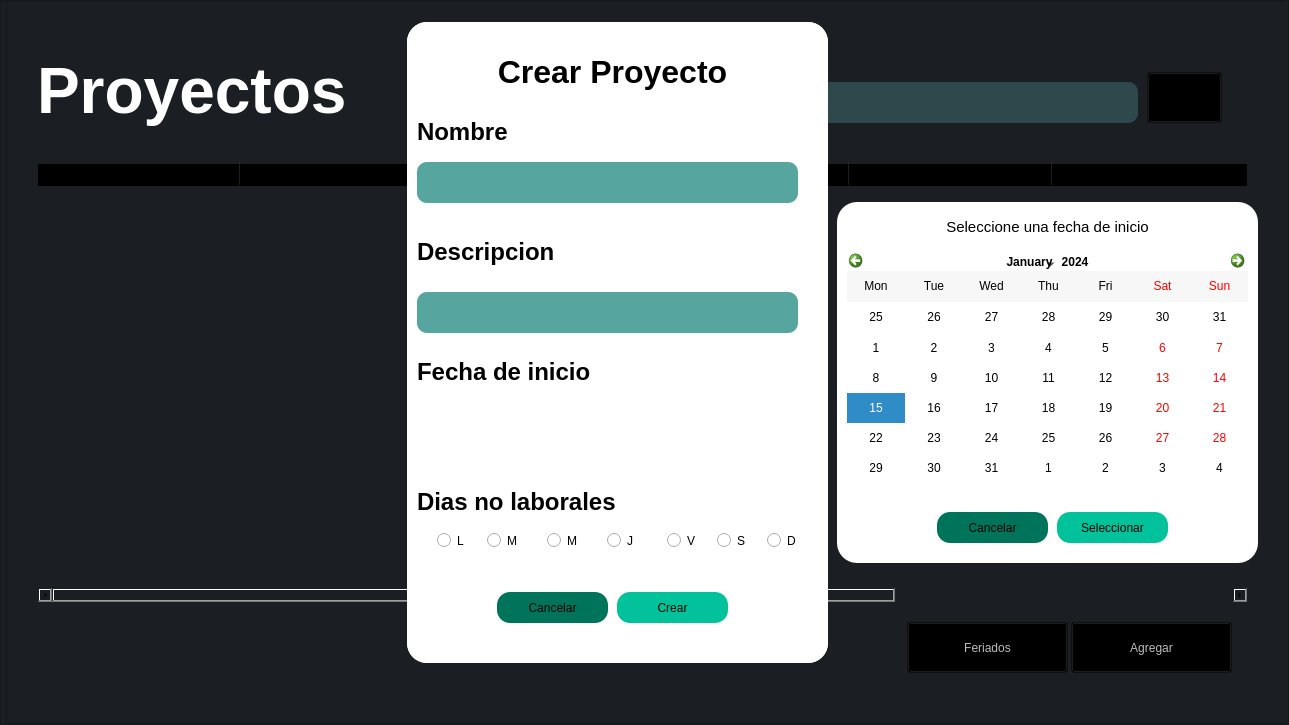
The window that ui/vistaproyectosmai.ui (rojasalexander/AdministradorProyectosFacultad) describes before a commit, drawn with Qt 5.
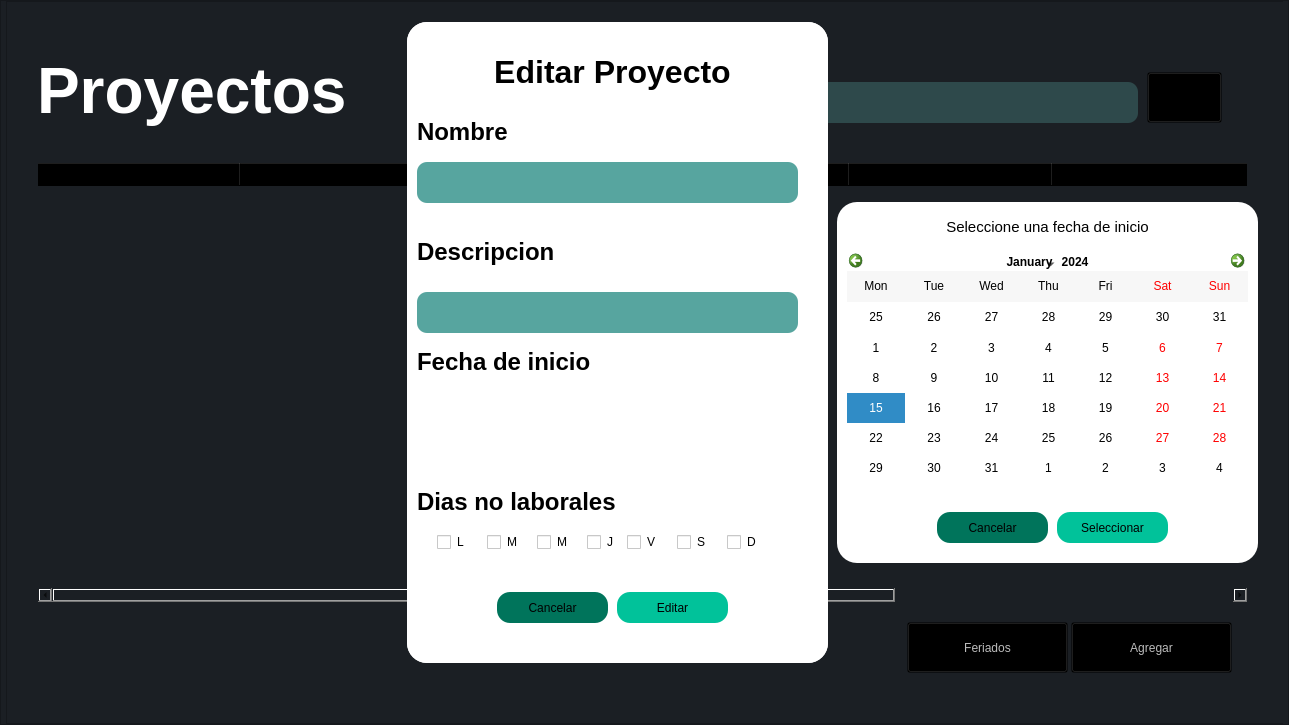
The same window after the commit. Icons and pictures are not drawn.

```diff
--- a/ui/vistaproyectosmai.ui
+++ b/ui/vistaproyectosmai.ui
@@ -549,32 +549,6 @@
               <string>&lt;html&gt;&lt;head/&gt;&lt;body&gt;&lt;p&gt;&lt;br/&gt;&lt;/p&gt;&lt;/body&gt;&lt;/html&gt;</string>
              </property>
             </widget>
-            <widget class="QRadioButton" name="radioButton_15">
-             <property name="geometry">
-              <rect>
-               <x>140</x>
-               <y>510</y>
-               <width>31</width>
-               <height>17</height>
-              </rect>
-             </property>
-             <property name="text">
-              <string>M</string>
-             </property>
-            </widget>
-            <widget class="QRadioButton" name="radioButton_16">
-             <property name="geometry">
-              <rect>
-               <x>260</x>
-               <y>510</y>
-               <width>31</width>
-               <height>17</height>
-              </rect>
-             </property>
-             <property name="text">
-              <string>V</string>
-             </property>
-            </widget>
             <widget class="QLabel" name="label_24">
              <property name="geometry">
               <rect>
@@ -600,71 +574,97 @@
               <set>Qt::AlignLeading|Qt::AlignLeft|Qt::AlignVCenter</set>
              </property>
             </widget>
-            <widget class="QRadioButton" name="radioButton_17">
+            <widget class="QCheckBox" name="miercolesBox">
+             <property name="geometry">
+              <rect>
+               <x>130</x>
+               <y>510</y>
+               <width>41</width>
+               <height>20</height>
+              </rect>
+             </property>
+             <property name="text">
+              <string>M</string>
+             </property>
+            </widget>
+            <widget class="QCheckBox" name="martesBox">
              <property name="geometry">
               <rect>
                <x>80</x>
                <y>510</y>
-               <width>31</width>
-               <height>17</height>
+               <width>41</width>
+               <height>20</height>
               </rect>
              </property>
              <property name="text">
               <string>M</string>
              </property>
             </widget>
-            <widget class="QRadioButton" name="radioButton_18">
+            <widget class="QCheckBox" name="viernesBox">
              <property name="geometry">
               <rect>
-               <x>200</x>
+               <x>220</x>
                <y>510</y>
-               <width>31</width>
-               <height>17</height>
+               <width>41</width>
+               <height>20</height>
               </rect>
              </property>
              <property name="text">
-              <string>J</string>
+              <string>V</string>
              </property>
             </widget>
-            <widget class="QRadioButton" name="radioButton_19">
-             <property name="geometry">
-              <rect>
-               <x>360</x>
-               <y>510</y>
-               <width>31</width>
-               <height>17</height>
-              </rect>
-             </property>
-             <property name="text">
-              <string>D</string>
-             </property>
-            </widget>
-            <widget class="QRadioButton" name="radioButton_20">
+            <widget class="QCheckBox" name="lunesBox">
              <property name="geometry">
               <rect>
                <x>30</x>
                <y>510</y>
-               <width>31</width>
-               <height>17</height>
+               <width>41</width>
+               <height>20</height>
               </rect>
              </property>
              <property name="text">
               <string>L</string>
              </property>
             </widget>
-            <widget class="QRadioButton" name="radioButton_21">
+            <widget class="QCheckBox" name="juevesBox">
              <property name="geometry">
               <rect>
-               <x>310</x>
+               <x>180</x>
                <y>510</y>
                <width>31</width>
-               <height>17</height>
+               <height>20</height>
+              </rect>
+             </property>
+             <property name="text">
+              <string>J</string>
+             </property>
+            </widget>
+            <widget class="QCheckBox" name="sabadoBox">
+             <property name="geometry">
+              <rect>
+               <x>270</x>
+               <y>510</y>
+               <width>31</width>
+               <height>20</height>
               </rect>
              </property>
              <property name="text">
               <string>S</string>
              </property>
             </widget>
+            <widget class="QCheckBox" name="domigoBox">
+             <property name="geometry">
+              <rect>
+               <x>320</x>
+               <y>510</y>
+               <width>31</width>
+               <height>20</height>
+              </rect>
+             </property>
+             <property name="text">
+              <string>D</string>
+             </property>
+            </widget>
            </widget>
            <widget class="QWidget" name="editarp" native="true">
             <property name="enabled">
@@ -915,97 +915,97 @@
               <set>Qt::AlignLeading|Qt::AlignLeft|Qt::AlignVCenter</set>
              </property>
             </widget>
-            <widget class="QRadioButton" name="radioButton">
+            <widget class="QCheckBox" name="lunesBox_3">
              <property name="geometry">
               <rect>
                <x>30</x>
                <y>510</y>
-               <width>31</width>
-               <height>17</height>
+               <width>41</width>
+               <height>20</height>
               </rect>
              </property>
              <property name="text">
               <string>L</string>
              </property>
             </widget>
-            <widget class="QRadioButton" name="radioButton_2">
+            <widget class="QCheckBox" name="martesBox_3">
              <property name="geometry">
               <rect>
                <x>80</x>
                <y>510</y>
-               <width>31</width>
-               <height>17</height>
+               <width>41</width>
+               <height>20</height>
               </rect>
              </property>
              <property name="text">
               <string>M</string>
              </property>
             </widget>
-            <widget class="QRadioButton" name="radioButton_3">
+            <widget class="QCheckBox" name="miercolesBox_3">
              <property name="geometry">
               <rect>
-               <x>140</x>
+               <x>130</x>
                <y>510</y>
-               <width>31</width>
-               <height>17</height>
+               <width>41</width>
+               <height>20</height>
               </rect>
              </property>
              <property name="text">
               <string>M</string>
              </property>
             </widget>
-            <widget class="QRadioButton" name="radioButton_4">
+            <widget class="QCheckBox" name="viernesBox_3">
              <property name="geometry">
               <rect>
-               <x>200</x>
+               <x>220</x>
                <y>510</y>
-               <width>31</width>
-               <height>17</height>
-              </rect>
-             </property>
-             <property name="text">
-              <string>J</string>
-             </property>
-            </widget>
-            <widget class="QRadioButton" name="radioButton_5">
-             <property name="geometry">
-              <rect>
-               <x>260</x>
-               <y>510</y>
-               <width>31</width>
-               <height>17</height>
+               <width>41</width>
+               <height>20</height>
               </rect>
              </property>
              <property name="text">
               <string>V</string>
              </property>
             </widget>
-            <widget class="QRadioButton" name="radioButton_6">
+            <widget class="QCheckBox" name="domigoBox_3">
              <property name="geometry">
               <rect>
-               <x>310</x>
+               <x>320</x>
                <y>510</y>
                <width>31</width>
-               <height>17</height>
-              </rect>
-             </property>
-             <property name="text">
-              <string>S</string>
-             </property>
-            </widget>
-            <widget class="QRadioButton" name="radioButton_7">
-             <property name="geometry">
-              <rect>
-               <x>360</x>
-               <y>510</y>
-               <width>31</width>
-               <height>17</height>
+               <height>20</height>
               </rect>
              </property>
              <property name="text">
               <string>D</string>
              </property>
             </widget>
+            <widget class="QCheckBox" name="juevesBox_3">
+             <property name="geometry">
+              <rect>
+               <x>180</x>
+               <y>510</y>
+               <width>31</width>
+               <height>20</height>
+              </rect>
+             </property>
+             <property name="text">
+              <string>J</string>
+             </property>
+            </widget>
+            <widget class="QCheckBox" name="sabadoBox_3">
+             <property name="geometry">
+              <rect>
+               <x>270</x>
+               <y>510</y>
+               <width>31</width>
+               <height>20</height>
+              </rect>
+             </property>
+             <property name="text">
+              <string>S</string>
+             </property>
+            </widget>
            </widget>
            <widget class="QWidget" name="eliminar" native="true">
             <property name="enabled">
@@ -1305,10 +1305,10 @@
            <zorder>eliminar</zorder>
            <zorder>botoMAS</zorder>
            <zorder>calendarioW</zorder>
-           <zorder>editarp</zorder>
            <zorder>botoFERIADO</zorder>
            <zorder>pushButton_4</zorder>
            <zorder>crp</zorder>
+           <zorder>editarp</zorder>
           </widget>
          </item>
         </layout>
```
